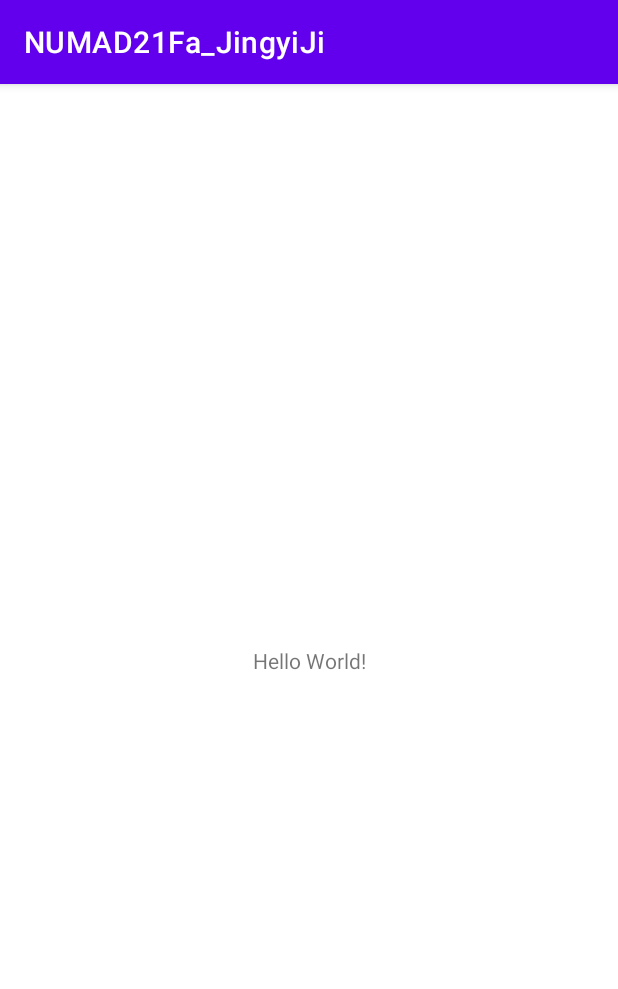
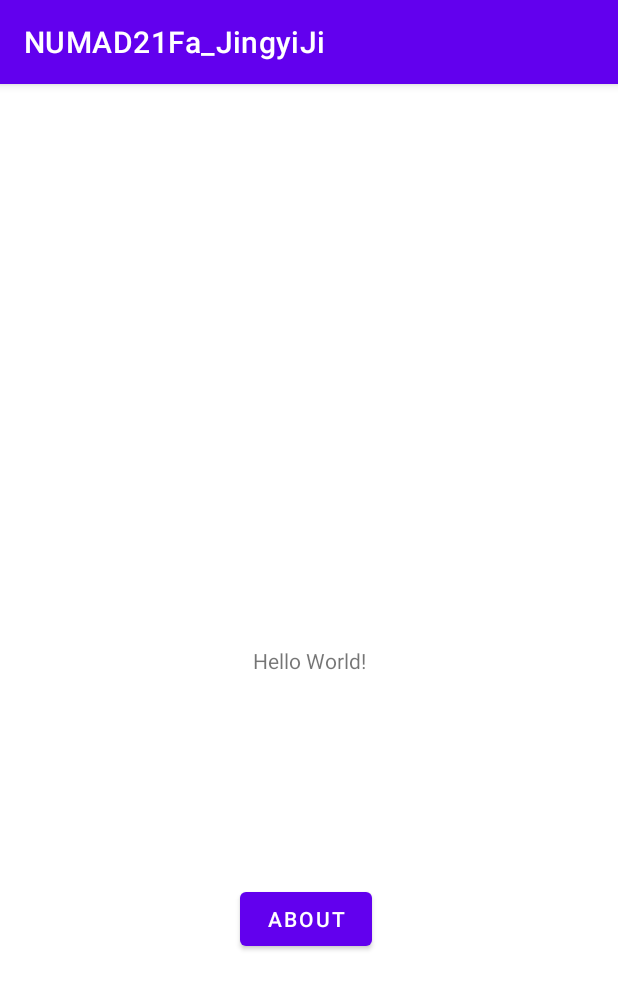
Before and after one commit to Jingyi-MASY/5520MAD-Jingyi-Ji, an Android app: the screen it shows after launch (MainActivity), on a phone screen of 412 x 824 dp. Shown: the top 989 px of the screen. Run offline under Robolectric (Android 15) with nearby library versions, the phone set to English and light mode, and no system bars.

Commit message:
toast added

```diff
--- a/app/src/main/java/edu/neu/madcourse/numad21fa_jingyiji/MainActivity.java
+++ b/app/src/main/java/edu/neu/madcourse/numad21fa_jingyiji/MainActivity.java
@@ -2,7 +2,10 @@ package edu.neu.madcourse.numad21fa_jingyiji;
 
 import androidx.appcompat.app.AppCompatActivity;
 
+import android.content.Context;
 import android.os.Bundle;
+import android.view.View;
+import android.widget.Toast;
 
 public class MainActivity extends AppCompatActivity {
 
@@ -11,4 +14,12 @@ public class MainActivity extends AppCompatActivity {
         super.onCreate(savedInstanceState);
         setContentView(R.layout.activity_main);
     }
+    public void aboutToast(View view) {
+        Context about = getApplicationContext();
+        CharSequence text = "Jingyi Ji: ji.jing@northeastern.edu";
+        int duration = Toast.LENGTH_SHORT;
+
+        Toast toast = Toast.makeText(about, text, duration);
+        toast.show();
+    }
 }
--- a/app/src/main/res/layout/activity_main.xml
+++ b/app/src/main/res/layout/activity_main.xml
@@ -2,11 +2,13 @@
 <androidx.constraintlayout.widget.ConstraintLayout xmlns:android="http://schemas.android.com/apk/res/android"
     xmlns:app="http://schemas.android.com/apk/res-auto"
     xmlns:tools="http://schemas.android.com/tools"
+    android:id="@+id/name"
     android:layout_width="match_parent"
     android:layout_height="match_parent"
     tools:context=".MainActivity">
 
     <TextView
+        android:id="@+id/textView"
         android:layout_width="wrap_content"
         android:layout_height="wrap_content"
         android:text="Hello World!"
@@ -15,4 +17,19 @@
         app:layout_constraintRight_toRightOf="parent"
         app:layout_constraintTop_toTopOf="parent" />
 
+    <Button
+        android:id="@+id/button"
+        android:layout_width="wrap_content"
+        android:layout_height="wrap_content"
+        android:layout_marginStart="163dp"
+        android:layout_marginTop="129dp"
+        android:layout_marginEnd="167dp"
+        android:layout_marginBottom="178dp"
+        android:onClick="aboutToast"
+        android:text="About"
+        app:layout_constraintBottom_toBottomOf="parent"
+        app:layout_constraintEnd_toEndOf="parent"
+        app:layout_constraintStart_toStartOf="parent"
+        app:layout_constraintTop_toBottomOf="@+id/textView" />
+
 </androidx.constraintlayout.widget.ConstraintLayout>
```
Also changed, not shown: 1 other file.
